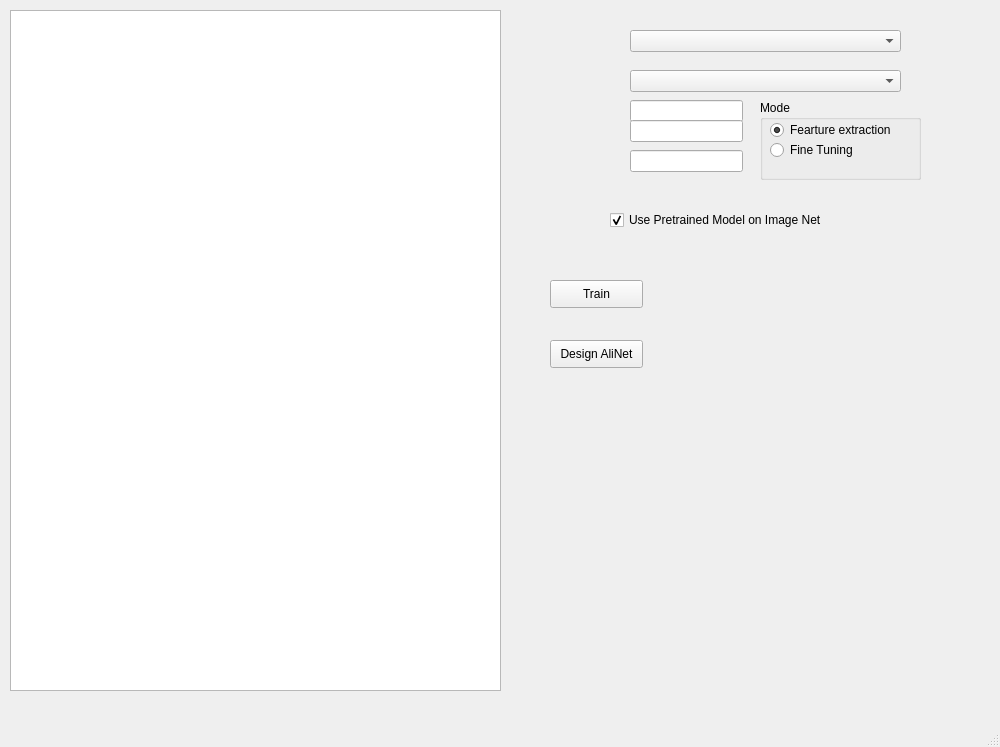
Alibhji/Pytorch_Trainer_GUI, file main_window.ui: the form before one commit.
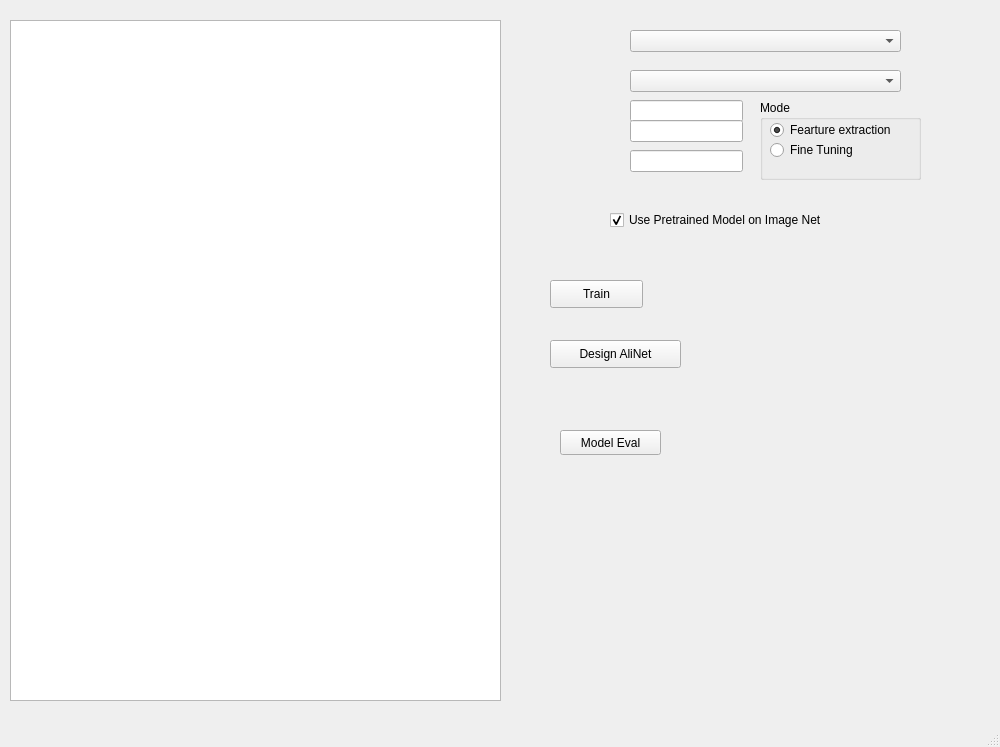
The form after the commit.

Commit message: Evaluation botton is added to program

Patch:
```diff
--- a/main_window.ui
+++ b/main_window.ui
@@ -18,7 +18,7 @@
     <property name="geometry">
      <rect>
       <x>10</x>
-      <y>10</y>
+      <y>20</y>
       <width>491</width>
       <height>681</height>
      </rect>
@@ -150,7 +150,7 @@
      <rect>
       <x>550</x>
       <y>340</y>
-      <width>93</width>
+      <width>131</width>
       <height>28</height>
      </rect>
     </property>
@@ -158,6 +158,19 @@
      <string>Design AliNet</string>
     </property>
    </widget>
+   <widget class="QPushButton" name="btn_model_eval">
+    <property name="geometry">
+     <rect>
+      <x>560</x>
+      <y>430</y>
+      <width>101</width>
+      <height>25</height>
+     </rect>
+    </property>
+    <property name="text">
+     <string>Model Eval</string>
+    </property>
+   </widget>
   </widget>
   <widget class="QMenuBar" name="menubar">
    <property name="geometry">
```
Left out of the diff: 2 changed lines with no effect on the pictures. The commit also changes 2 other files.
